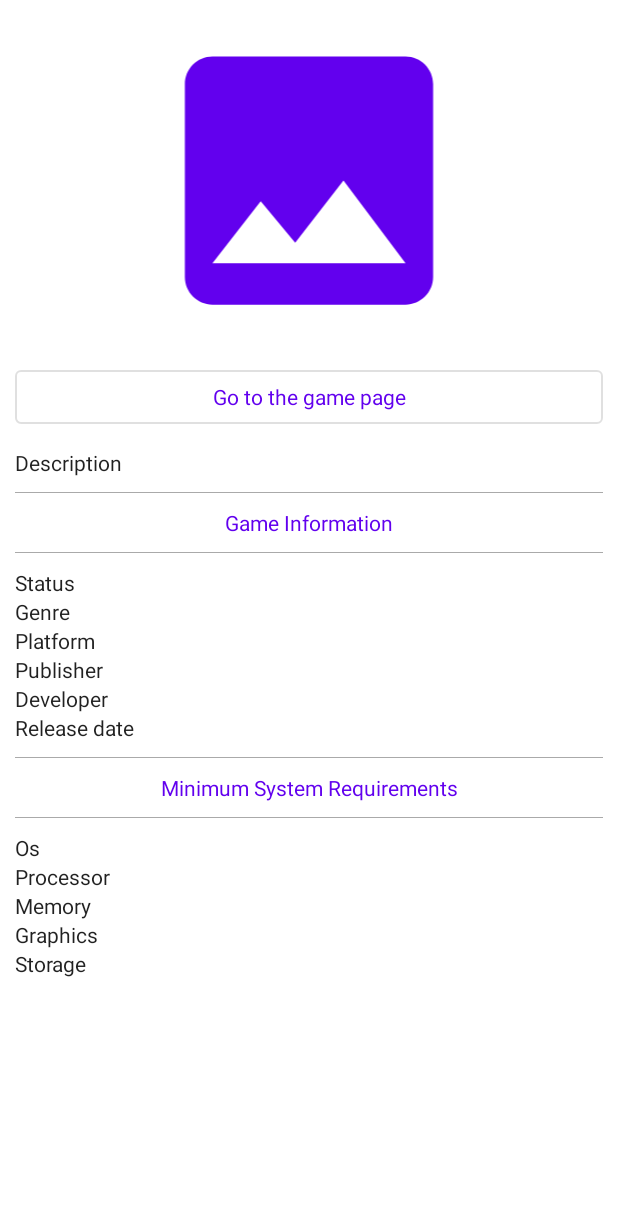
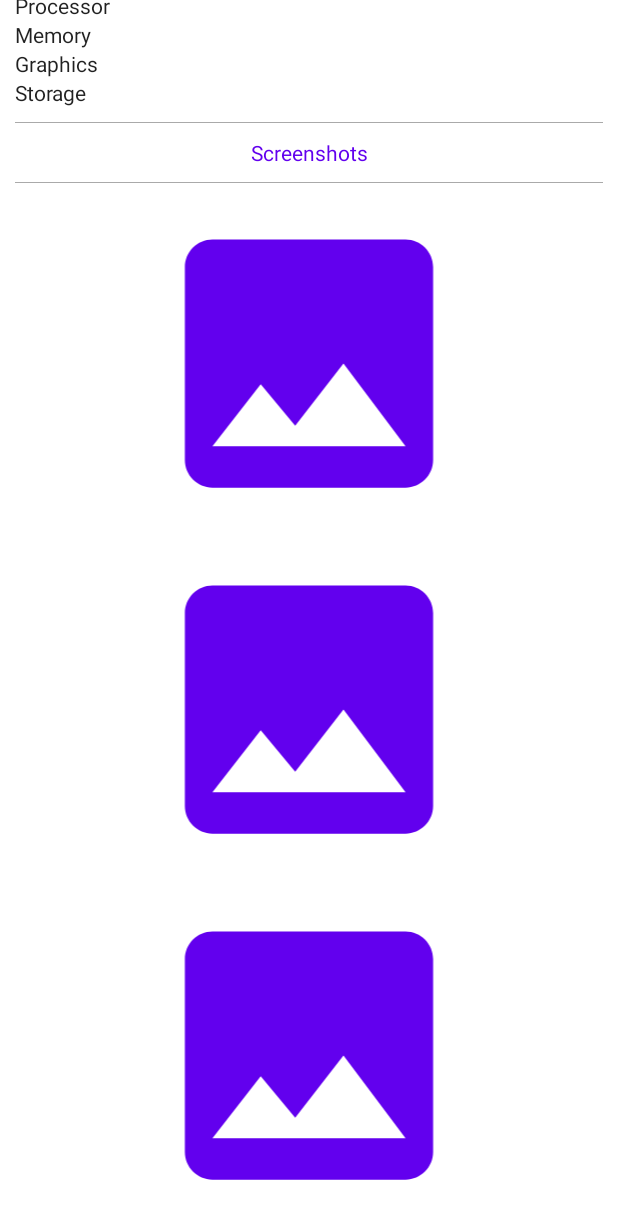
Before and after one commit to jorgesanaguaray/VideoGamesInformation, an Android app: the layout activity_detail.xml on its own in the app's theme, with its tools: preview values and no code run, on a phone screen of 412 x 824 dp. Shown: the top 1219 px of the screen. Run offline under Robolectric (Android 15) with nearby library versions, the phone set to English and light mode, and no system bars.

Commit message:
I have added the screenshots on the details screen.

```diff
--- a/app/src/main/res/layout/activity_detail.xml
+++ b/app/src/main/res/layout/activity_detail.xml
@@ -7,8 +7,8 @@
     android:layout_height="match_parent"
     tools:context=".ui.detail.DetailActivity">
 
-    <ScrollView
-        android:id="@+id/mScrollView"
+    <androidx.core.widget.NestedScrollView
+        android:id="@+id/mNestedScrollView"
         android:layout_width="match_parent"
         android:layout_height="match_parent">
 
@@ -174,9 +174,39 @@
                 android:textAppearance="@style/TextAppearance.AppCompat.Body1"
                 tools:text="Storage"/>
 
+            <View
+                android:layout_width="match_parent"
+                android:layout_height="0.1dp"
+                android:layout_marginTop="10dp"
+                android:background="@android:color/darker_gray"/>
+
+            <TextView
+                android:id="@+id/mScreenshots"
+                android:layout_width="match_parent"
+                android:layout_height="wrap_content"
+                android:gravity="center"
+                android:layout_marginTop="10dp"
+                android:textAppearance="@style/TextAppearance.AppCompat.Body1"
+                android:textColor="?android:attr/colorPrimary"
+                android:text="@string/screenshots"/>
+
+            <View
+                android:layout_width="match_parent"
+                android:layout_height="0.1dp"
+                android:layout_marginTop="10dp"
+                android:background="@android:color/darker_gray"/>
+
+            <androidx.recyclerview.widget.RecyclerView
+                android:id="@+id/mRecyclerView"
+                android:layout_width="match_parent"
+                android:layout_height="wrap_content"
+                app:layoutManager="androidx.recyclerview.widget.LinearLayoutManager"
+                tools:listitem="@layout/item_screenshot"
+                tools:itemCount="3"/>
+
         </LinearLayout>
 
-    </ScrollView>
+    </androidx.core.widget.NestedScrollView>
 
     <TextView
         android:id="@+id/mTextViewNoInternet"
--- /dev/null
+++ b/app/src/main/res/layout/item_screenshot.xml
@@ -0,0 +1,21 @@
+<?xml version="1.0" encoding="utf-8"?>
+<androidx.constraintlayout.widget.ConstraintLayout
+    xmlns:android="http://schemas.android.com/apk/res/android"
+    xmlns:app="http://schemas.android.com/apk/res-auto"
+    android:layout_width="match_parent"
+    android:layout_height="wrap_content"
+    android:layout_marginTop="10dp">
+
+    <ImageView
+        android:id="@+id/mImage"
+        android:layout_width="0dp"
+        android:layout_height="0dp"
+        android:contentDescription="@string/app_name"
+        android:src="@drawable/ic_image"
+        app:layout_constraintDimensionRatio="H,16:9"
+        app:layout_constraintTop_toTopOf="parent"
+        app:layout_constraintBottom_toBottomOf="parent"
+        app:layout_constraintLeft_toLeftOf="parent"
+        app:layout_constraintRight_toRightOf="parent"/>
+
+</androidx.constraintlayout.widget.ConstraintLayout>
--- a/app/src/main/res/values/strings.xml
+++ b/app/src/main/res/values/strings.xml
@@ -31,6 +31,8 @@
     <string name="memory">Memory:</string>
     <string name="graphics">Graphics:</string>
     <string name="storage">Storage:</string>
+    <string name="screenshots">Screenshots</string>
+    <string name="no_screenshots">No screenshots</string>
 
     <string-array name="categories">
         <item>mmorpg</item>
```
Also changed, not shown: app/src/main/java/com/jorgesanaguaray/videogamesinformation/ui/detail/DetailActivity.kt (+8 -2 lines), app/src/main/java/com/jorgesanaguaray/videogamesinformation/ui/detail/DetailViewModel.kt (+7 -7 lines), app/src/main/java/com/jorgesanaguaray/videogamesinformation/ui/detail/ScreenshotAdapter.kt (added, +50 -0 lines).
